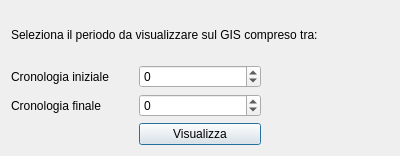
Qt form pyarchinit_dev20130710/modules/gui/pyarchinit_gis_time_controller.ui (pyarchinit/pyarchinit_218) before a commit.
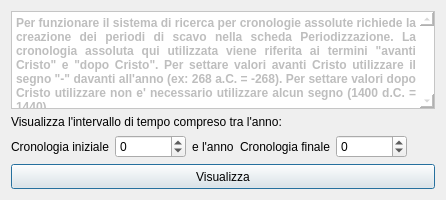
The same form after that commit. Icons and pictures are not drawn.

```diff
--- a/pyarchinit_dev20130710/modules/gui/pyarchinit_gis_time_controller.ui
+++ b/pyarchinit_dev20130710/modules/gui/pyarchinit_gis_time_controller.ui
@@ -6,8 +6,8 @@
    <rect>
     <x>0</x>
     <y>0</y>
-    <width>400</width>
-    <height>156</height>
+    <width>446</width>
+    <height>200</height>
    </rect>
   </property>
   <property name="minimumSize">
@@ -18,8 +18,8 @@
   </property>
   <property name="maximumSize">
    <size>
-    <width>400</width>
-    <height>156</height>
+    <width>500</width>
+    <height>250</height>
    </size>
   </property>
   <property name="sizeIncrement">
@@ -36,42 +36,40 @@
     <normaloff>:/images/iconTimeControll.png</normaloff>:/images/iconTimeControll.png</iconset>
   </property>
   <layout class="QGridLayout" name="gridLayout">
-   <item row="0" column="0" colspan="3">
+   <item row="0" column="0" colspan="7">
+    <widget class="QTextEdit" name="textEdit">
+     <property name="enabled">
+      <bool>false</bool>
+     </property>
+     <property name="styleSheet">
+      <string notr="true">background-color: rgb(255, 255, 255);</string>
+     </property>
+     <property name="html">
+      <string>&lt;!DOCTYPE HTML PUBLIC &quot;-//W3C//DTD HTML 4.0//EN&quot; &quot;http://www.w3.org/TR/REC-html40/strict.dtd&quot;&gt;
+&lt;html&gt;&lt;head&gt;&lt;meta name=&quot;qrichtext&quot; content=&quot;1&quot; /&gt;&lt;style type=&quot;text/css&quot;&gt;
+p, li { white-space: pre-wrap; }
+&lt;/style&gt;&lt;/head&gt;&lt;body style=&quot; font-family:'MS Shell Dlg 2'; font-size:8.25pt; font-weight:400; font-style:normal;&quot;&gt;
+&lt;p align=&quot;justify&quot; style=&quot; margin-top:0px; margin-bottom:0px; margin-left:0px; margin-right:0px; -qt-block-indent:0; text-indent:0px;&quot;&gt;&lt;span style=&quot; font-size:9pt; font-weight:600;&quot;&gt;Per funzionare il sistema di ricerca per cronologie assolute richiede la creazione dei periodi di scavo nella scheda Periodizzazione. La cronologia assoluta qui utilizzata viene riferita ai termini &amp;quot;avanti Cristo&amp;quot; e &amp;quot;dopo Cristo&amp;quot;. Per settare valori avanti Cristo utilizzare il segno &amp;quot;-&amp;quot; davanti all'anno (ex: 268 a.C. = -268). Per settare valori dopo Cristo utilizzare non e' necessario utilizzare alcun segno (1400 d.C. = 1440).&lt;/span&gt;&lt;/p&gt;
+&lt;p align=&quot;justify&quot; style=&quot;-qt-paragraph-type:empty; margin-top:0px; margin-bottom:0px; margin-left:0px; margin-right:0px; -qt-block-indent:0; text-indent:0px; font-size:9pt; font-weight:600;&quot;&gt;&lt;/p&gt;&lt;/body&gt;&lt;/html&gt;</string>
+     </property>
+    </widget>
+   </item>
+   <item row="1" column="0" colspan="6">
     <widget class="QLabel" name="label_2">
      <property name="text">
-      <string>Seleziona il periodo da visualizzare sul GIS compreso tra:</string>
+      <string>Visualizza l'intervallo di tempo compreso tra l'anno:</string>
      </property>
     </widget>
    </item>
-   <item row="1" column="0">
+   <item row="2" column="0">
     <widget class="QLabel" name="label">
      <property name="text">
       <string>Cronologia iniziale</string>
      </property>
     </widget>
    </item>
-   <item row="1" column="1">
-    <widget class="QSpinBox" name="spinBox_cron_iniz">
-     <property name="minimum">
-      <number>-4000000</number>
-     </property>
-     <property name="maximum">
-      <number>2010</number>
-     </property>
-     <property name="singleStep">
-      <number>250</number>
-     </property>
-    </widget>
-   </item>
-   <item row="2" column="0">
-    <widget class="QLabel" name="label_3">
-     <property name="text">
-      <string>Cronologia finale</string>
-     </property>
-    </widget>
-   </item>
    <item row="2" column="1">
-    <widget class="QSpinBox" name="spinBox_cron_fin">
+    <widget class="QSpinBox" name="spinBox_cron_iniz">
      <property name="minimum">
       <number>-4000000</number>
      </property>
@@ -83,12 +81,12 @@
      </property>
     </widget>
    </item>
-   <item row="3" column="1">
+   <item row="3" column="0" colspan="7">
     <widget class="QPushButton" name="pushButton_visualize">
      <property name="minimumSize">
       <size>
        <width>100</width>
-       <height>15</height>
+       <height>25</height>
       </size>
      </property>
      <property name="toolTip">
@@ -99,6 +97,33 @@
      </property>
     </widget>
    </item>
+   <item row="2" column="2">
+    <widget class="QLabel" name="label_4">
+     <property name="text">
+      <string>e l'anno</string>
+     </property>
+    </widget>
+   </item>
+   <item row="2" column="3">
+    <widget class="QLabel" name="label_3">
+     <property name="text">
+      <string>Cronologia finale</string>
+     </property>
+    </widget>
+   </item>
+   <item row="2" column="4">
+    <widget class="QSpinBox" name="spinBox_cron_fin">
+     <property name="minimum">
+      <number>-4000000</number>
+     </property>
+     <property name="maximum">
+      <number>2010</number>
+     </property>
+     <property name="singleStep">
+      <number>250</number>
+     </property>
+    </widget>
+   </item>
   </layout>
  </widget>
  <resources>
```
